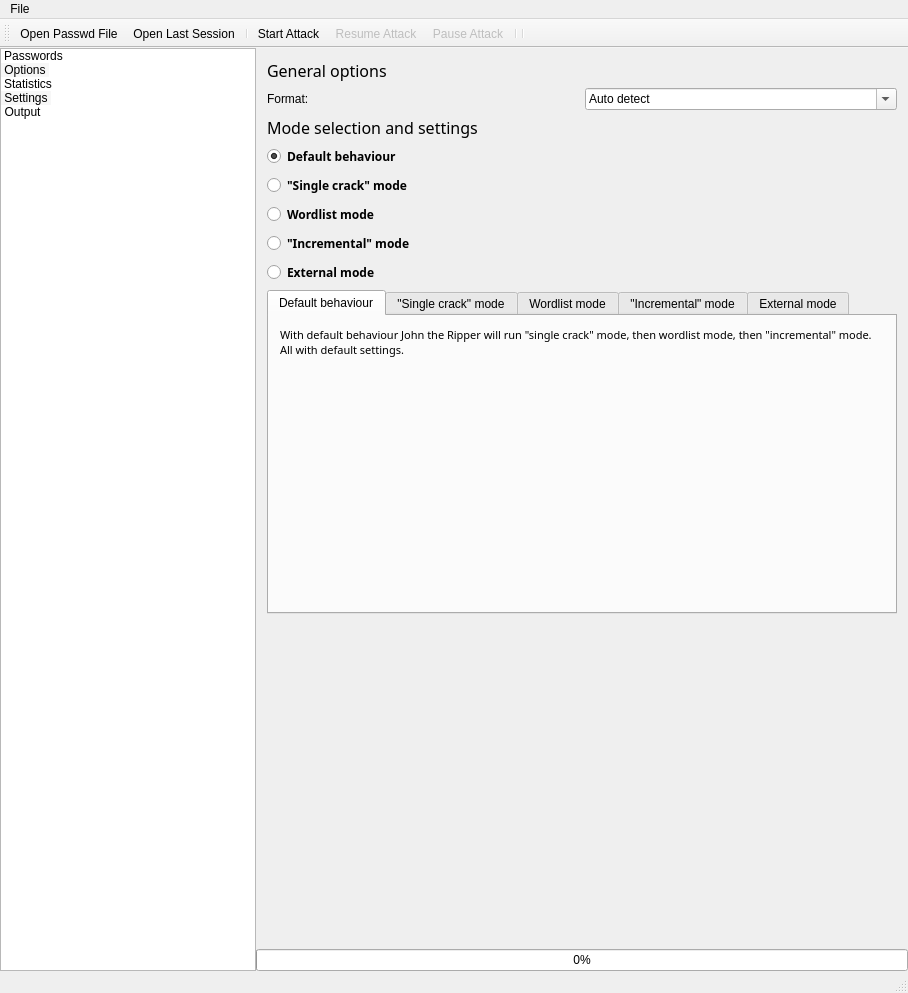
openwall/johnny, file mainwindow.ui: the form before one commit.
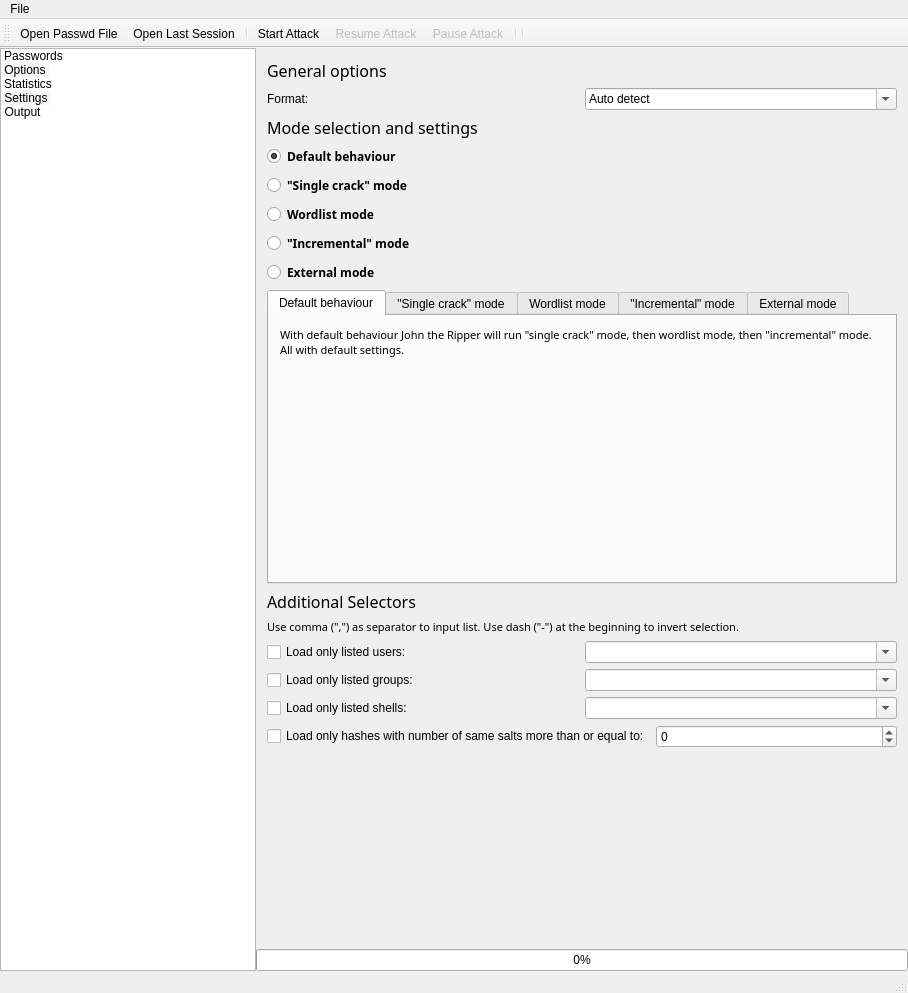
The form after the commit. Icons and pictures are not drawn.

Commit message: added --users and similar options to select hashes

```diff
--- a/mainwindow.ui
+++ b/mainwindow.ui
@@ -885,6 +885,114 @@
              </widget>
             </widget>
            </item>
+           <item>
+            <widget class="QLabel" name="label_14">
+             <property name="font">
+              <font>
+               <family>Sans Serif</family>
+               <pointsize>12</pointsize>
+              </font>
+             </property>
+             <property name="text">
+              <string>Additional Selectors</string>
+             </property>
+            </widget>
+           </item>
+           <item>
+            <widget class="QLabel" name="label_15">
+             <property name="font">
+              <font>
+               <family>Sans Serif</family>
+               <pointsize>8</pointsize>
+              </font>
+             </property>
+             <property name="text">
+              <string>Use comma (",") as separator to input list. Use dash ("-") at the beginning to invert selection.</string>
+             </property>
+             <property name="wordWrap">
+              <bool>true</bool>
+             </property>
+            </widget>
+           </item>
+           <item>
+            <layout class="QVBoxLayout" name="verticalLayout_20">
+             <item>
+              <layout class="QHBoxLayout" name="horizontalLayout_16">
+               <item>
+                <widget class="QCheckBox" name="checkBox_LimitUsers">
+                 <property name="text">
+                  <string>Load only listed users:</string>
+                 </property>
+                </widget>
+               </item>
+               <item>
+                <widget class="QComboBox" name="comboBox_LimitUsers">
+                 <property name="editable">
+                  <bool>true</bool>
+                 </property>
+                </widget>
+               </item>
+              </layout>
+             </item>
+             <item>
+              <layout class="QHBoxLayout" name="horizontalLayout_17">
+               <item>
+                <widget class="QCheckBox" name="checkBox_LimitGroups">
+                 <property name="text">
+                  <string>Load only listed groups:</string>
+                 </property>
+                </widget>
+               </item>
+               <item>
+                <widget class="QComboBox" name="comboBox_LimitGroups">
+                 <property name="editable">
+                  <bool>true</bool>
+                 </property>
+                </widget>
+               </item>
+              </layout>
+             </item>
+             <item>
+              <layout class="QHBoxLayout" name="horizontalLayout_18">
+               <item>
+                <widget class="QCheckBox" name="checkBox_LimitShells">
+                 <property name="text">
+                  <string>Load only listed shells:</string>
+                 </property>
+                </widget>
+               </item>
+               <item>
+                <widget class="QComboBox" name="comboBox_LimitShells">
+                 <property name="editable">
+                  <bool>true</bool>
+                 </property>
+                </widget>
+               </item>
+              </layout>
+             </item>
+             <item>
+              <layout class="QHBoxLayout" name="horizontalLayout_19">
+               <item>
+                <widget class="QCheckBox" name="checkBox_LimitSalts">
+                 <property name="text">
+                  <string>Load only hashes with number of same salts more than or equal to:</string>
+                 </property>
+                </widget>
+               </item>
+               <item>
+                <widget class="QSpinBox" name="spinBox_LimitSalts">
+                 <property name="minimum">
+                  <number>-10000000</number>
+                 </property>
+                 <property name="maximum">
+                  <number>10000000</number>
+                 </property>
+                </widget>
+               </item>
+              </layout>
+             </item>
+            </layout>
+           </item>
            <item>
             <spacer name="verticalSpacer">
              <property name="orientation">
```
The commit also changes 1 other file.
